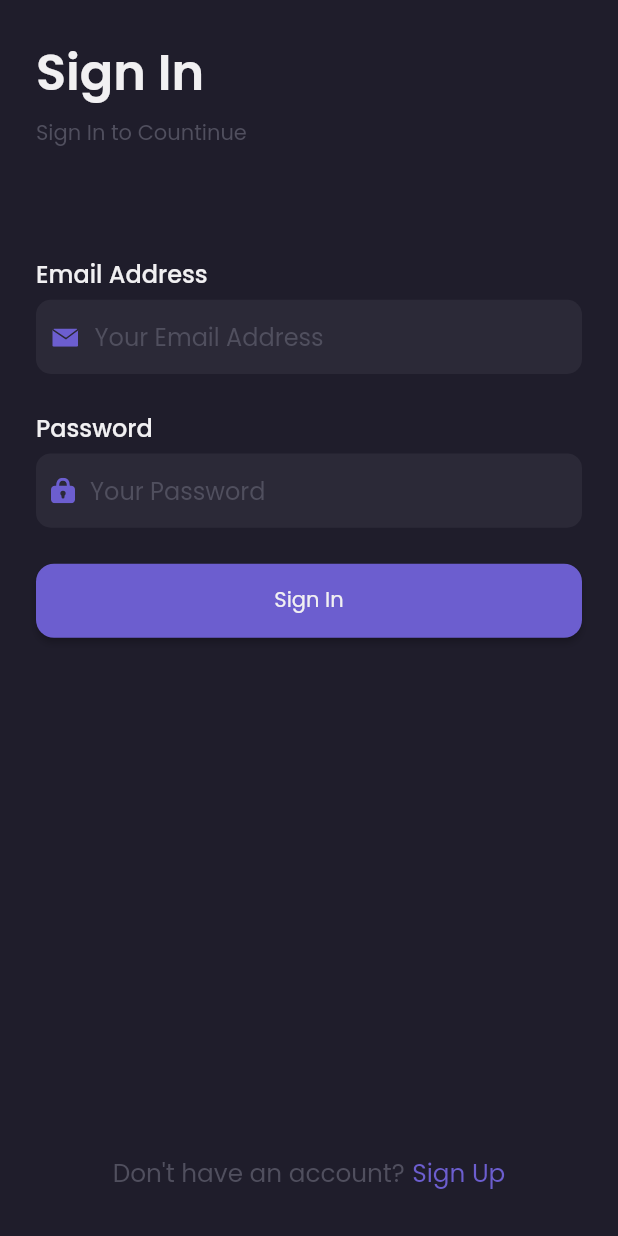
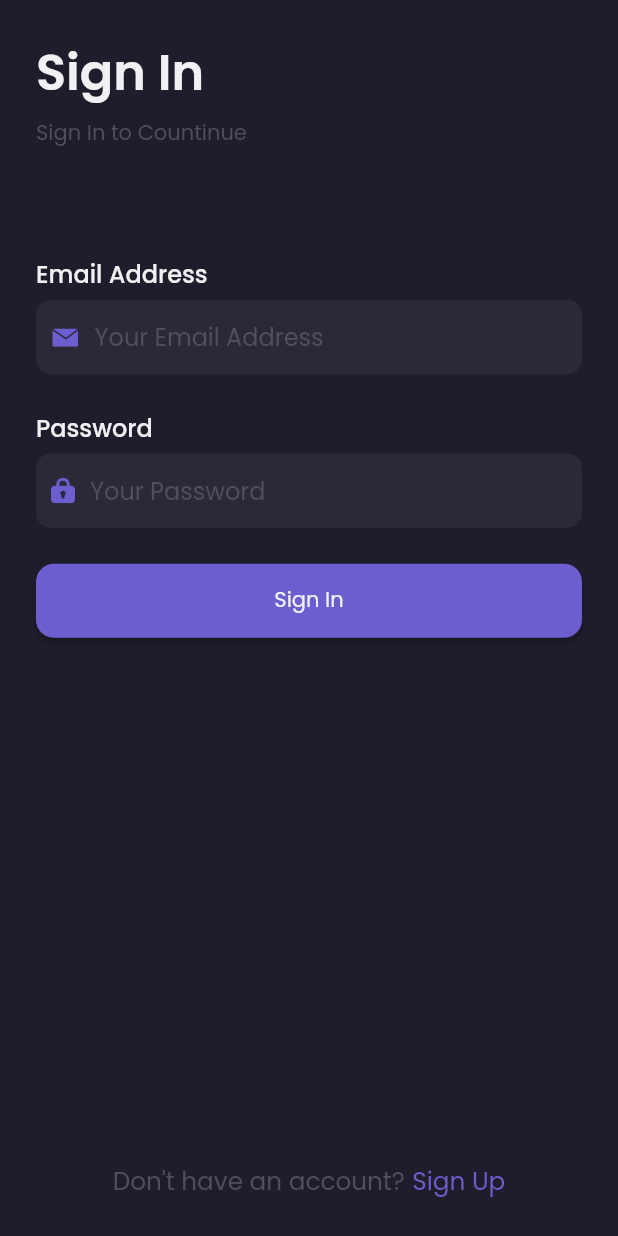
Before and after one commit to mhddedekyansyah/sneakers, a Flutter app: the screen it shows after launch, on a phone screen of 412 x 824 dp. Run offline on Flutter 3.47's test engine with Material 2 defaults, Android fonts, the phone set to English and light mode, and no system bars; our stand-ins replace carousel_slider, equatable, flutter_bloc, flutter_svg, google_fonts, sizer and 1 more.

Commit message:
delete container in signIn page on footer widget

```diff
--- a/lib/ui/pages/signIn_page.dart
+++ b/lib/ui/pages/signIn_page.dart
@@ -43,9 +43,7 @@ class SignIn extends StatelessWidget {
     }
 
     Widget footer() {
-      return Container(
-        margin: const EdgeInsets.only(bottom: 5),
-        child: Row(
+      return Row(
         mainAxisAlignment: MainAxisAlignment.center,
         children: [
           Text(
@@ -63,7 +61,6 @@ class SignIn extends StatelessWidget {
             ),
           ),
         ],
-        ),
       );
     }
 
```
Lines whose indentation alone changed are shown as unchanged.
